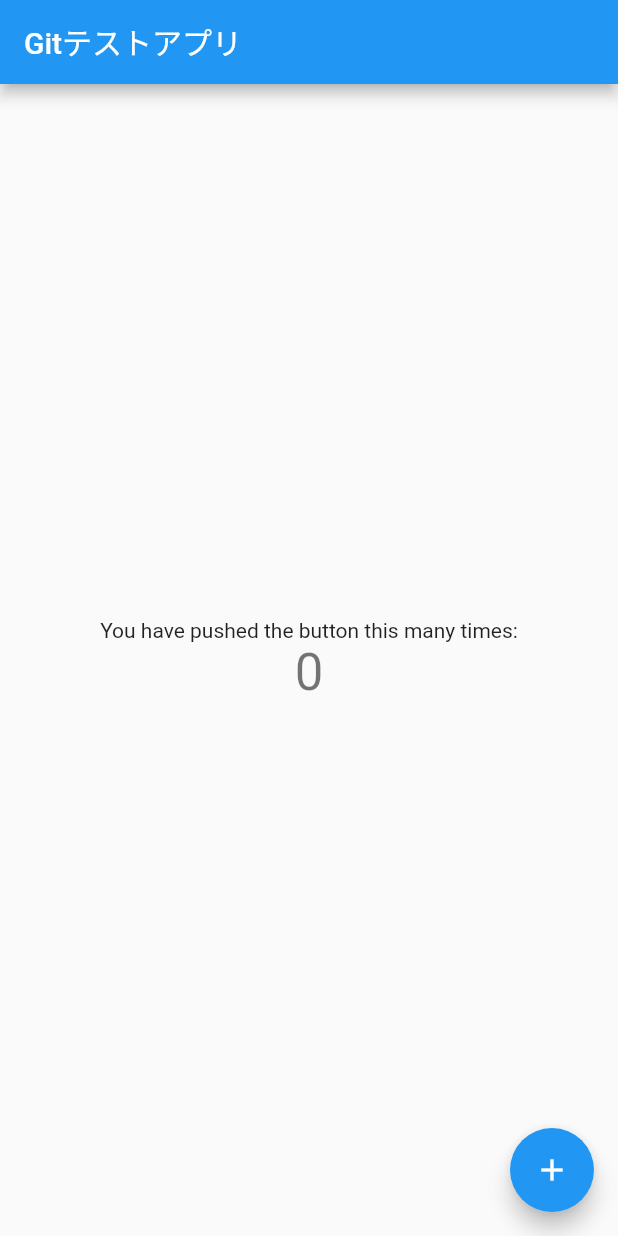
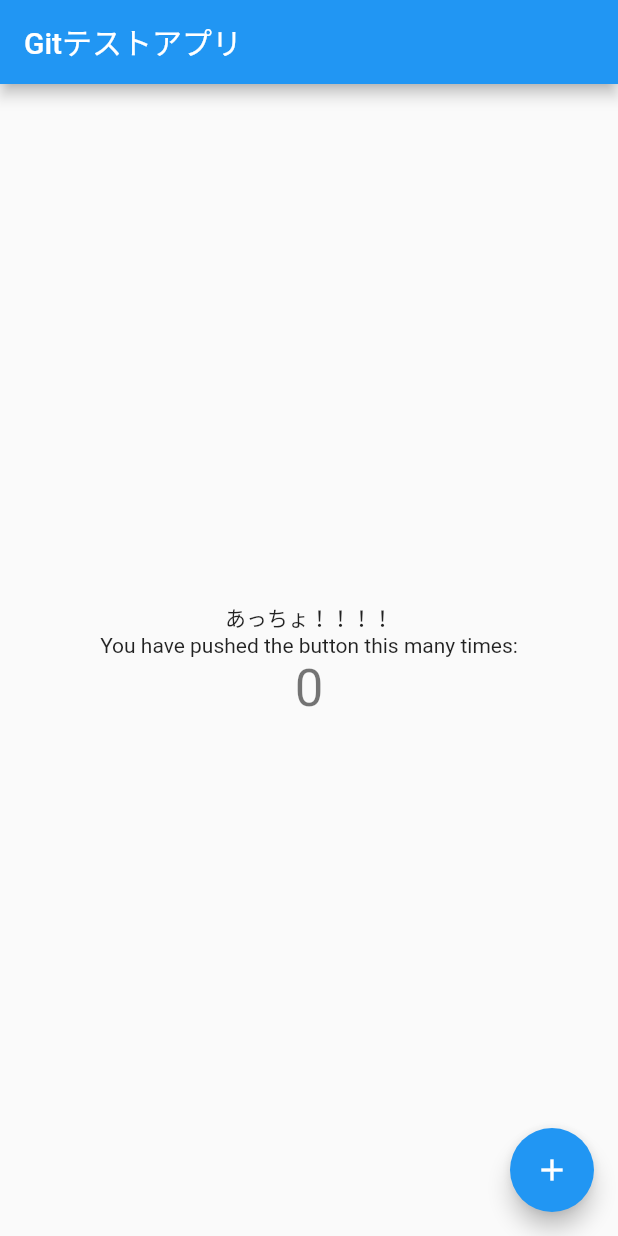
Before and after one commit to ATUSHIKADOWAKI/git_test, a Flutter app: the screen it shows after launch, on a phone screen of 412 x 824 dp. Run offline on Flutter 3.47's test engine with Material 2 defaults, Android fonts, the phone set to English and light mode, and no system bars.

Commit message:
テキスト追記

```diff
--- a/lib/main.dart
+++ b/lib/main.dart
@@ -95,6 +95,7 @@ class _MyHomePageState extends State<MyHomePage> {
           // horizontal).
           mainAxisAlignment: MainAxisAlignment.center,
           children: <Widget>[
+            Text('あっちょ！！！！'),
             const Text(
               'You have pushed the button this many times:',
             ),
```
